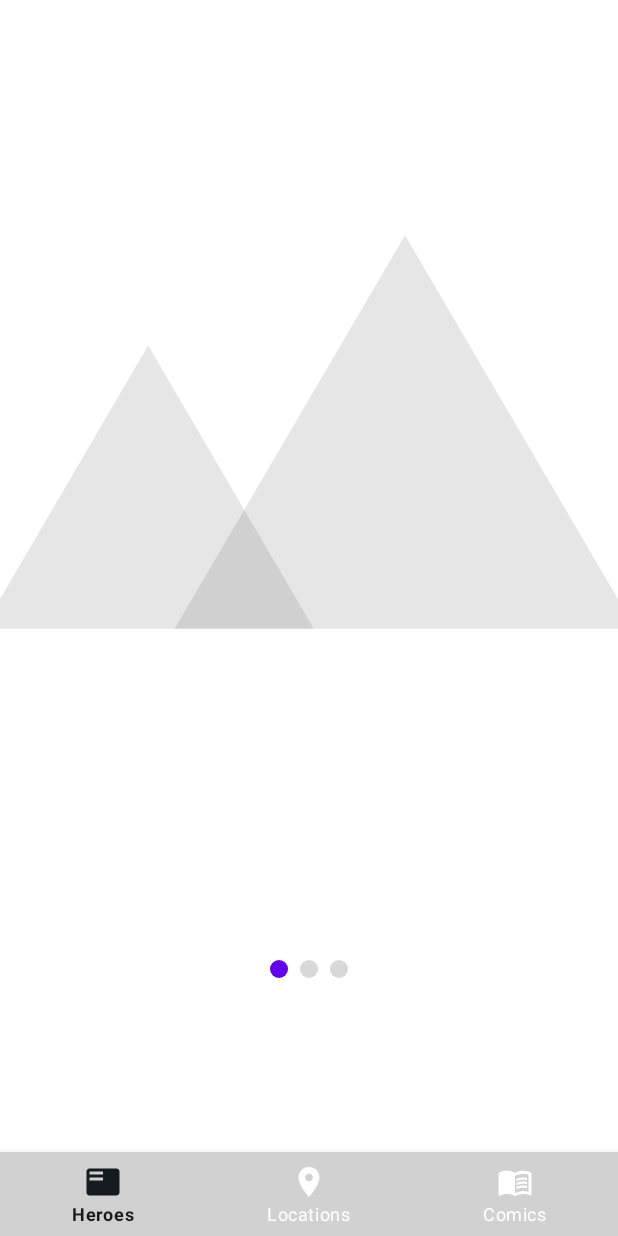
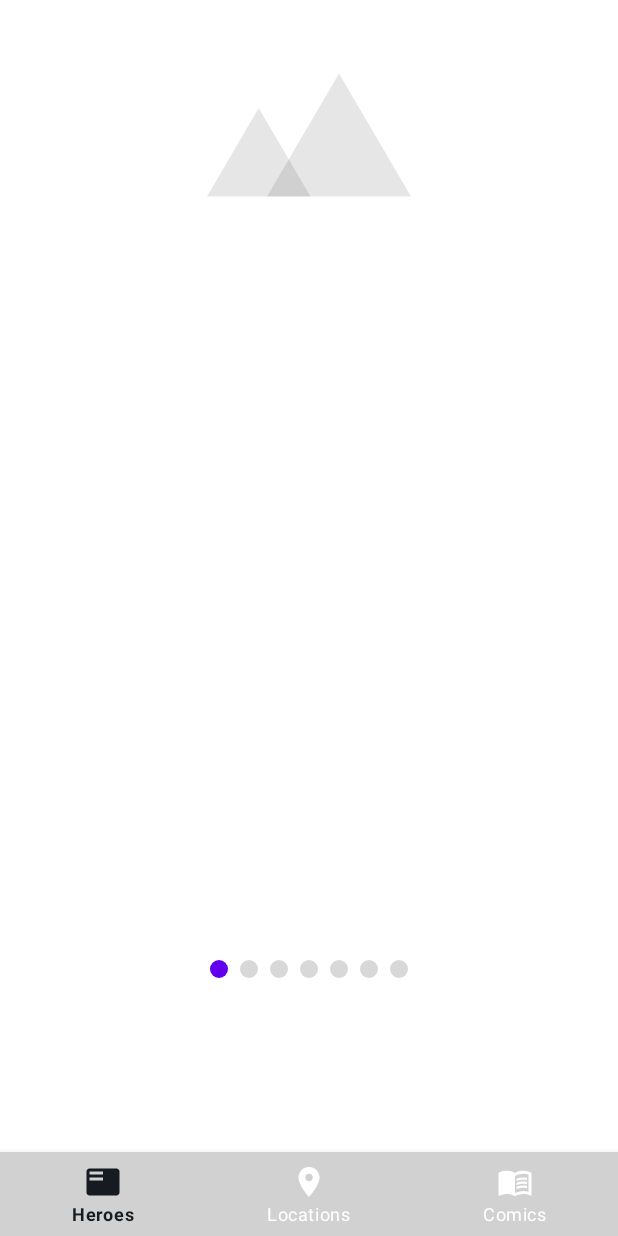
Before and after one commit to Daniil-Vladimirov/AstonLoLApp, an Android app built with Jetpack Compose: the fragment ComicsDetailScreen placed in its activity, on a phone screen of 412 x 824 dp. Run offline under Robolectric (Android 15) with nearby library versions, the phone set to English and light mode, and no system bars; our stand-ins replace Dagger/Hilt's generated code, Room's generated code, Timber, accompanist, navigation-ui and 1 more; pictures from the network do not load.

Commit message:
Manage the source of data for Comics

```diff
--- a/app/src/main/java/com/example/astonlolapp/MainActivity.kt
+++ b/app/src/main/java/com/example/astonlolapp/MainActivity.kt
@@ -1,16 +1,14 @@
 package com.example.astonlolapp
 
 import android.os.Bundle
+import android.view.View
 import androidx.appcompat.app.AppCompatActivity
-import androidx.appcompat.widget.Toolbar
 import androidx.navigation.NavController
 import androidx.navigation.fragment.NavHostFragment
 import androidx.navigation.ui.AppBarConfiguration
 import androidx.navigation.ui.navigateUp
-import androidx.navigation.ui.setupActionBarWithNavController
 import androidx.navigation.ui.setupWithNavController
 import com.example.astonlolapp.databinding.ActivityMainBinding
-import com.google.android.material.bottomnavigation.BottomNavigationView
 import dagger.hilt.android.AndroidEntryPoint
 
 @AndroidEntryPoint
@@ -29,8 +27,18 @@ class MainActivity : AppCompatActivity() {
             supportFragmentManager.findFragmentById(R.id.navHostFragment) as NavHostFragment
         navController = navHostFragment.navController
 
+
         val bottomNavigation = binding.bottomNavigationView
 
+        navController.addOnDestinationChangedListener { _, destination, _ ->
+            if(destination.id == R.id.comics_detail_fragment) {
+
+                bottomNavigation.visibility = View.GONE
+            } else {
+
+                bottomNavigation.visibility = View.VISIBLE
+            }
+        }
         bottomNavigation.setupWithNavController(navController)
         appBarConfiguration = AppBarConfiguration(
             setOf(R.id.listScreenFragment, R.id.fragmentLocations, R.id.fragmentComics)
--- a/app/src/main/java/com/example/astonlolapp/data/paging_source/ComicsSource.kt
+++ b/app/src/main/java/com/example/astonlolapp/data/paging_source/ComicsSource.kt
@@ -9,7 +9,6 @@ import kotlinx.coroutines.Dispatchers
 import kotlinx.coroutines.withContext
 import timber.log.Timber
 
-typealias ComicsPageLoader = suspend (pageIndex: Int, pageSize: Int) -> List<Comics>
 
 class ComicsSource(
     private val heroApi: HeroApi,
@@ -31,7 +30,6 @@ class ComicsSource(
 
 
             if (comics.isNotEmpty()) {
-                Timber.d("comics are not empty")
                 LoadResult.Page(
                     data = comics,
                     prevKey = apiResponse.prevPage,
--- a/app/src/main/java/com/example/astonlolapp/data/repository/RemoteDatasourceImpl.kt
+++ b/app/src/main/java/com/example/astonlolapp/data/repository/RemoteDatasourceImpl.kt
@@ -13,9 +13,7 @@ import com.example.astonlolapp.domain.model.Comics
 import com.example.astonlolapp.domain.model.Hero
 import com.example.astonlolapp.domain.repository.RemoteDatasourceAbs
 import com.example.astonlolapp.util.Constants.ITEMS_PAGE_SIZE
-import kotlinx.coroutines.Dispatchers
 import kotlinx.coroutines.flow.Flow
-import kotlinx.coroutines.withContext
 
 @ExperimentalPagingApi
 class RemoteDataSourceImpl
@@ -60,7 +58,7 @@ class RemoteDataSourceImpl
 
     }
 
-    override suspend fun getComics(): Flow<PagingData<Comics>> {
+    override fun getComicsFromApi(): Flow<PagingData<Comics>> {
         return Pager(
             config = PagingConfig(
                 pageSize = ITEMS_PAGE_SIZE,
--- a/app/src/main/java/com/example/astonlolapp/data/repository/Repository.kt
+++ b/app/src/main/java/com/example/astonlolapp/data/repository/Repository.kt
@@ -40,4 +40,7 @@ class Repository @Inject constructor(
    fun getComics(): Flow<PagingData<Comics>>{
         return localDataSourceAbs.getComics()
     }
+    fun getComicsFromApi(): Flow<PagingData<Comics>>{
+        return remoteDataSourceAbs.getComicsFromApi()
+    }
 }
--- a/app/src/main/java/com/example/astonlolapp/di/RepositoryModule.kt
+++ b/app/src/main/java/com/example/astonlolapp/di/RepositoryModule.kt
@@ -6,6 +6,7 @@ import com.example.astonlolapp.data.repository.Repository
 import com.example.astonlolapp.domain.repository.DataStoreOperationsAbs
 import com.example.astonlolapp.domain.use_cases.UseCases
 import com.example.astonlolapp.domain.use_cases.get_all_heroes.GetAllHeroesUseCase
+import com.example.astonlolapp.domain.use_cases.get_comics.GetComicsFromApiUseCase
 import com.example.astonlolapp.domain.use_cases.get_comics.GetComicsUseCase
 import com.example.astonlolapp.domain.use_cases.get_selected_comics.GetSelectedComicsUseCase
 import com.example.astonlolapp.domain.use_cases.get_selected_hero.GetSelectedHeroUseCase
@@ -40,10 +41,9 @@ object RepositoryModule {
             saveOnboardingStateUseCase = SaveOnboardingStateUseCase(repository = repository),
             readOnboardingUseCase = ReadOnboardingUseCase(repository = repository),
             getComicsUseCase = GetComicsUseCase(repository = repository),
-            getSelectedComicsUseCase = GetSelectedComicsUseCase(repository = repository)
-
+            getSelectedComicsUseCase = GetSelectedComicsUseCase(repository = repository),
+            getComicsFromApiUseCase = GetComicsFromApiUseCase(repository = repository)
         )
     }
 
-
 }
--- a/app/src/main/java/com/example/astonlolapp/domain/repository/RemoteDatasourceAbs.kt
+++ b/app/src/main/java/com/example/astonlolapp/domain/repository/RemoteDatasourceAbs.kt
@@ -8,5 +8,5 @@ import kotlinx.coroutines.flow.Flow
 interface RemoteDatasourceAbs {
     fun getAllHeroes(): Flow<PagingData<Hero>>
     fun searchHeroes(query: String): Flow<PagingData<Hero>>
-    suspend fun getComics(): Flow<PagingData<Comics>>
+    fun getComicsFromApi(): Flow<PagingData<Comics>>
 }
--- a/app/src/main/java/com/example/astonlolapp/domain/use_cases/UseCases.kt
+++ b/app/src/main/java/com/example/astonlolapp/domain/use_cases/UseCases.kt
@@ -1,6 +1,7 @@
 package com.example.astonlolapp.domain.use_cases
 
 import com.example.astonlolapp.domain.use_cases.get_all_heroes.GetAllHeroesUseCase
+import com.example.astonlolapp.domain.use_cases.get_comics.GetComicsFromApiUseCase
 import com.example.astonlolapp.domain.use_cases.get_comics.GetComicsUseCase
 import com.example.astonlolapp.domain.use_cases.get_selected_comics.GetSelectedComicsUseCase
 import com.example.astonlolapp.domain.use_cases.get_selected_hero.GetSelectedHeroUseCase
@@ -15,5 +16,6 @@ data class UseCases(
     val saveOnboardingStateUseCase: SaveOnboardingStateUseCase,
     val readOnboardingUseCase: ReadOnboardingUseCase,
     val getComicsUseCase: GetComicsUseCase,
-    val getSelectedComicsUseCase: GetSelectedComicsUseCase
+    val getSelectedComicsUseCase: GetSelectedComicsUseCase,
+    val getComicsFromApiUseCase: GetComicsFromApiUseCase
 )
--- a/app/src/main/java/com/example/astonlolapp/presentation/screens/comics_detail_screen/ComicsDetailComposeScreen.kt
+++ b/app/src/main/java/com/example/astonlolapp/presentation/screens/comics_detail_screen/ComicsDetailComposeScreen.kt
@@ -1,14 +1,19 @@
 package com.example.astonlolapp.presentation.screens.comics_detail_screen
 
+import android.content.Context
+import android.content.res.Configuration
 import androidx.compose.animation.AnimatedVisibility
 import androidx.compose.animation.ExperimentalAnimationApi
 import androidx.compose.foundation.background
 import androidx.compose.foundation.layout.*
+import androidx.compose.foundation.rememberScrollState
+import androidx.compose.foundation.verticalScroll
 import androidx.compose.material.Button
 import androidx.compose.material.ButtonDefaults
 import androidx.compose.material.MaterialTheme
 import androidx.compose.material.Text
 import androidx.compose.runtime.Composable
+import androidx.compose.runtime.LaunchedEffect
 import androidx.compose.ui.Alignment
 import androidx.compose.ui.Modifier
 import androidx.compose.ui.graphics.Color
@@ -33,13 +38,16 @@ fun ComicsPageScreen(
     comicsPictures: List<String>?,
     navController: NavController
 ) {
-    val pages = createPages(comicsPictures)
+    LaunchedEffect(key1 = true) {
+        createPages(comicsPictures)
+    }
+
     val pagerState = rememberPagerState()
 
     Column(
         modifier = Modifier
             .fillMaxSize()
-            .background(color = MaterialTheme.colors.welcomeScreenBackgroundColor)
+            .background(color = MaterialTheme.colors.comicsDetailBackground)
     ) {
         HorizontalPager(
             modifier = Modifier.weight(10f),
@@ -63,8 +71,8 @@ fun ComicsPageScreen(
             modifier = Modifier.weight(1f),
             pagerState = pagerState
         ) {
+            navController.popBackStack(R.id.fragmentComics, inclusive = true)
             navController.navigate(R.id.fragmentComics)
-            //navController.popBackStack()
         }
     }
 }
@@ -73,16 +81,14 @@ fun ComicsPageScreen(
 @Composable
 fun PagerScreen(comicsPicture: String?) {
 
-
-
-
-
     Column(
         modifier = Modifier
-            .fillMaxWidth(),
+            .fillMaxWidth()
+            .verticalScroll(rememberScrollState()),
         horizontalAlignment = Alignment.CenterHorizontally,
-        verticalArrangement = Arrangement.Top
-    ) {
+        verticalArrangement = Arrangement.Top,
+
+        ) {
         AsyncImage(
             modifier = Modifier.fillMaxSize(),
             model = ImageRequest.Builder(LocalContext.current)
@@ -90,40 +96,12 @@ fun PagerScreen(comicsPicture: String?) {
                 .placeholder(R.drawable.ic_error_placeholder)
                 .error(R.drawable.ic_error_placeholder)
                 .build(),
-            contentScale = ContentScale.Crop,
+            contentScale = ContentScale.scaleImage(LocalContext.current),
             contentDescription = "Comics image"
         )
-       /* Text(
-            modifier = Modifier
-                .fillMaxWidth(),
-            text = comicsPage.title,
-            color = MaterialTheme.colors.titleColor,
-            fontSize = MaterialTheme.typography.h4.fontSize,
-            fontWeight = FontWeight.Bold,
-            textAlign = TextAlign.Center
-        )
-        Text(
-            modifier = Modifier
-                .fillMaxWidth(),
-            text = comicsPage.image,
-            color = MaterialTheme.colors.titleColor,
-            fontSize = MaterialTheme.typography.h4.fontSize,
-            fontWeight = FontWeight.Bold,
-            textAlign = TextAlign.Center
-        )
-        Text(
-            modifier = Modifier
-                .fillMaxWidth()
-                .padding(horizontal = EXTRA_LARGE_PADDING)
-                .padding(top = SMALL_PADDING),
-            text = comicsPage.description,
-            color = MaterialTheme.colors.descriptionColor,
-            fontSize = MaterialTheme.typography.subtitle1.fontSize,
-            fontWeight = FontWeight.Medium,
-            textAlign = TextAlign.Center
-        )*/
     }
 }
+
 
 @ExperimentalAnimationApi
 @ExperimentalPagerApi
@@ -162,32 +140,20 @@ private fun createPages(comicsPictures: List<String>?): List<ComicsPage> {
         list.add(ComicsPage.First(image = comicsPictures[0]))
         list.add(ComicsPage.Second(image = comicsPictures[1]))
         list.add(ComicsPage.Third(image = comicsPictures[2]))
+        list.add(ComicsPage.Forth(image = comicsPictures[3]))
+        list.add(ComicsPage.Fifth(image = comicsPictures[4]))
+        list.add(ComicsPage.Sixth(image = comicsPictures[5]))
+        list.add(ComicsPage.Seventh(image = comicsPictures[6]))
 
     }
     return list
 }
 
-/*
-@Composable
-@Preview(showBackground = true)
-fun FirstOnBoardingScreenPreview() {
-    Column(modifier = Modifier.fillMaxSize()) {
-        PagerScreen(comicsPage = ComicsPage.First)
+private fun ContentScale.Companion.scaleImage(context: Context): ContentScale {
+    val orientation = context.resources.configuration.orientation
+    return if (orientation == Configuration.ORIENTATION_PORTRAIT) {
+        Fit
+    } else {
+        FillWidth
     }
 }
-
-@Composable
-@Preview(showBackground = true)
-fun SecondOnBoardingScreenPreview() {
-    Column(modifier = Modifier.fillMaxSize()) {
-        PagerScreen(comicsPage = ComicsPage.Second)
-    }
-}
-
-@Composable
-@Preview(showBackground = true)
-fun ThirdOnBoardingScreenPreview() {
-    Column(modifier = Modifier.fillMaxSize()) {
-        PagerScreen(comicsPage = ComicsPage.Third)
-    }
-}*/
--- a/app/src/main/java/com/example/astonlolapp/ui/Color.kt
+++ b/app/src/main/java/com/example/astonlolapp/ui/Color.kt
@@ -21,7 +21,7 @@ val Colors.statusBarColor
     @Composable
     get() = if (isLight) Purple700 else Color.Black
 
-val Colors.welcomeScreenBackgroundColor
+val Colors.comicsDetailBackground
     @Composable
     get() = if (isLight) Color.White else Color.Black
 
--- a/app/src/main/java/com/example/astonlolapp/util/Constants.kt
+++ b/app/src/main/java/com/example/astonlolapp/util/Constants.kt
@@ -15,6 +15,6 @@ object Constants {
     const val HERO_PREFERENCES_NAME = "hero_preferences"
     const val PREFERENCES_KEY = "on_boarding_completed"
 
-    const val COMICS_PAGE_COUNT = 3
-    const val LAST_ON_BOARDING_PAGE = 2
+    const val COMICS_PAGE_COUNT = 7
+    const val LAST_ON_BOARDING_PAGE = 7
 }
--- a/app/src/main/res/navigation/nav_graph.xml
+++ b/app/src/main/res/navigation/nav_graph.xml
@@ -30,14 +30,14 @@
         tools:layout="@layout/fragment_comics" >
         <action
             android:id="@+id/action_fragmentComics_to_composeUIFragment"
-            app:destination="@id/composeUIFragment" />
+            app:destination="@id/comics_detail_fragment" />
     </fragment>
     <fragment
         android:id="@+id/fragmentLocations"
         android:name="com.example.astonlolapp.presentation.screens.locations_screen.FragmentLocations"
         android:label="FragmentLocations" />
     <fragment
-        android:id="@+id/composeUIFragment"
+        android:id="@+id/comics_detail_fragment"
         android:name="com.example.astonlolapp.presentation.screens.comics_detail_screen.ComicsDetailScreen"
         android:label="ComposeUIFragment" >
         <argument
```
Also changed, not shown: app/src/main/java/com/example/astonlolapp/domain/model/ComicsPage.kt (+13 -8 lines), app/src/main/java/com/example/astonlolapp/domain/use_cases/get_comics/GetComicsFromApiUseCase.kt (added, +14 -0 lines), app/src/main/java/com/example/astonlolapp/presentation/screens/comics_screen/ComicsViewModel.kt (+4 -12 lines), app/src/main/java/com/example/astonlolapp/presentation/screens/comics_screen/FragmentComics.kt (+35 -15 lines).
